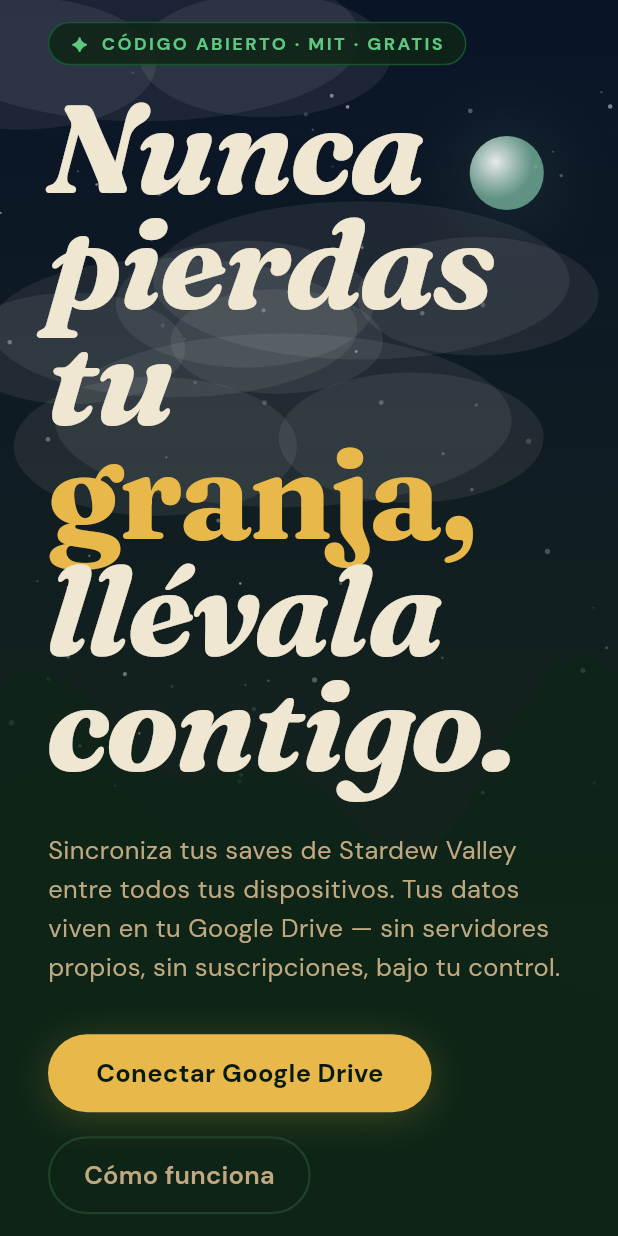
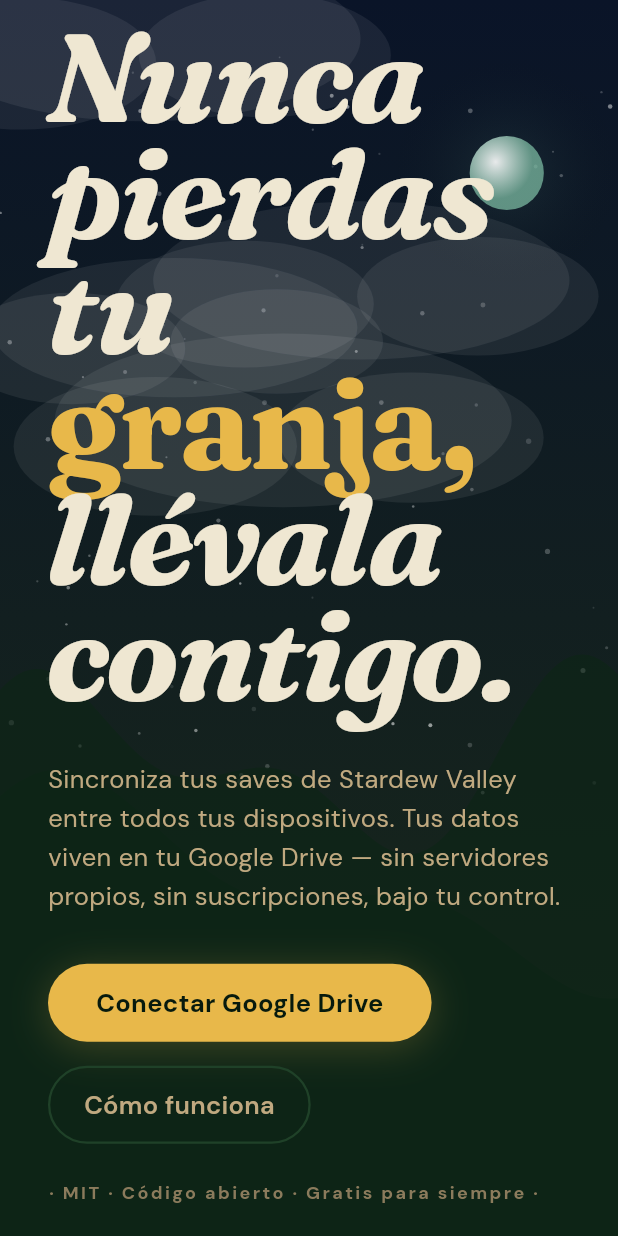
Before and after one commit to hirieo/valleysave-app, a Flutter app: the screen it shows after launch, on a phone screen of 412 x 824 dp. Run offline on Flutter 3.47's test engine with Material 3 defaults, Android fonts, the phone set to English and light mode, and no system bars; our stand-ins replace google_fonts.

Commit message:
refactor(welcome): move open-source badge below buttons
Replaced ChipBadge with a plain eyebrow footnote in textFaint.
Reduces visual noise — lets the hero headline breathe.

Co-Authored-By: Claude Sonnet 4.6 <noreply@anthropic.com>

```diff
--- a/lib/features/welcome/welcome_screen.dart
+++ b/lib/features/welcome/welcome_screen.dart
@@ -4,7 +4,6 @@ import '../../core/models/season_state.dart';
 import '../../core/theme/app_colors.dart';
 import '../../core/theme/app_spacing.dart';
 import '../../core/theme/app_typography.dart';
-import '../../shared/widgets/chip_badge.dart';
 import '../../shared/widgets/ghost_button.dart';
 import '../../shared/widgets/primary_button.dart';
 import '../../shared/widgets/valley_canvas_widget.dart';
@@ -31,8 +30,6 @@ class WelcomeScreen extends StatelessWidget {
                   mainAxisSize: MainAxisSize.min,
                   crossAxisAlignment: CrossAxisAlignment.start,
                   children: [
-                    const ChipBadge(label: 'Código abierto · MIT · Gratis'),
-                    const SizedBox(height: AppSpacing.sp6),
                     RichText(
                       text: TextSpan(
                         style: AppTypography.hero(),
@@ -68,6 +65,11 @@ class WelcomeScreen extends StatelessWidget {
                         ),
                       ],
                     ),
+                    const SizedBox(height: AppSpacing.sp6),
+                    Text(
+                      '· MIT · Código abierto · Gratis para siempre ·',
+                      style: AppTypography.eyebrow(color: AppColors.textFaint),
+                    ),
                   ],
                 ),
               ),
```
